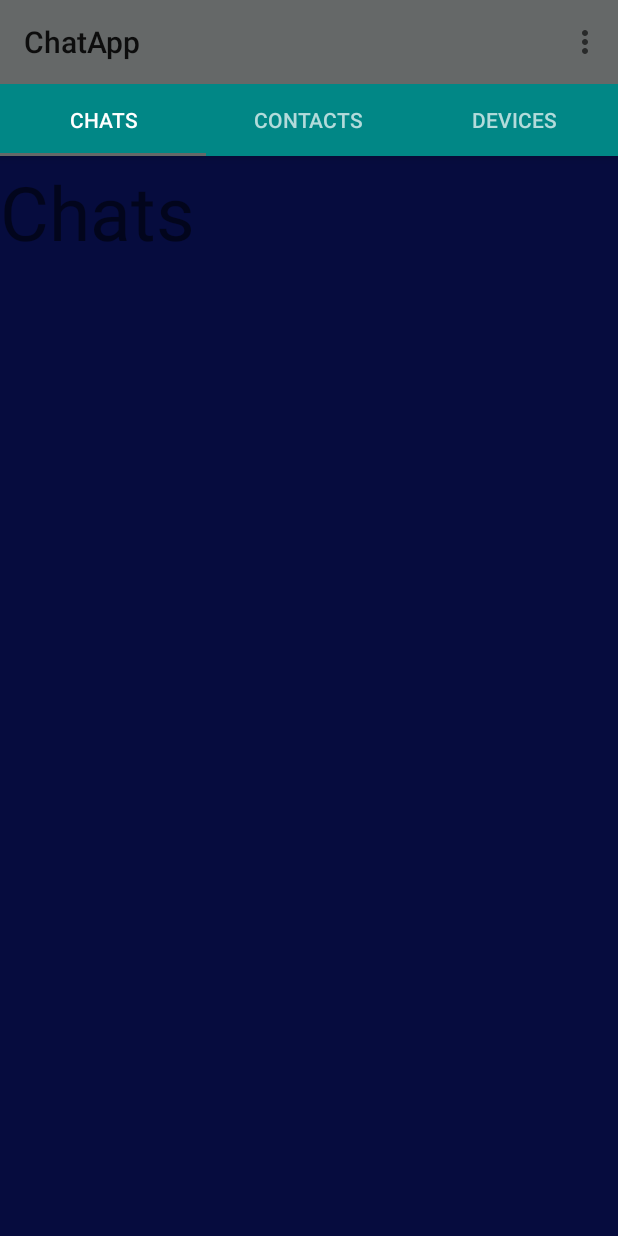
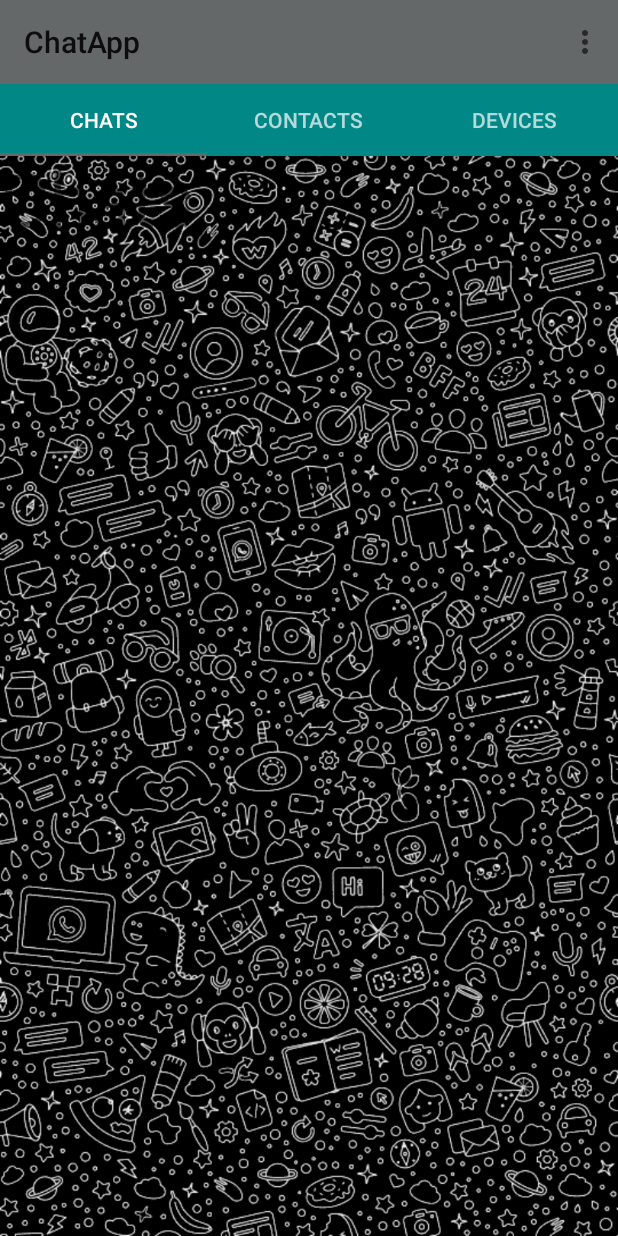
Before and after one commit to sheiiz/e18-co225-android-bluetooth-chatapp, an Android app: the screen it shows after launch (MainActivity), on a phone screen of 412 x 824 dp. Run offline under Robolectric (Android 15) with nearby library versions, the phone set to English and light mode, and no system bars.

Commit message:
Add some images

```diff
--- a/app/src/main/res/layout/activity_main.xml
+++ b/app/src/main/res/layout/activity_main.xml
@@ -30,7 +30,7 @@
         android:layout_width="match_parent"
         android:layout_height="wrap_content"
         android:layout_below="@+id/appBarLayout"
-        android:layout_marginTop="3dp" />
+        android:layout_marginTop="-6dp" />
 
 
 </RelativeLayout>
--- a/app/src/main/res/layout/fragment_blank2.xml
+++ b/app/src/main/res/layout/fragment_blank2.xml
@@ -3,6 +3,7 @@
     xmlns:tools="http://schemas.android.com/tools"
     android:layout_width="match_parent"
     android:layout_height="match_parent"
+    android:background="@drawable/chat2"
     tools:context=".ChatsFragment">
 
     <!-- TODO: Update blank fragment layout -->
```
Also changed, not shown: app/src/main/res/drawable/chat.jpg (added), app/src/main/res/drawable/chat2.png (added), app/src/main/res/drawable/chatting.jpg (added).
